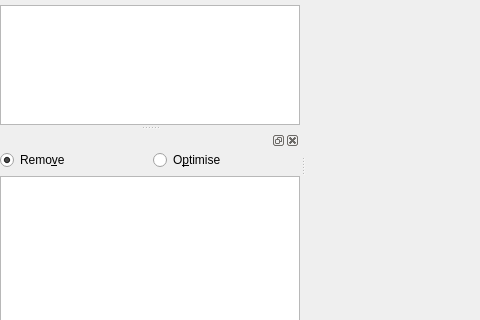
The window that VolumeRenderer/mainwindow.ui (luosz/volume-visualiser) describes before a commit, drawn with Qt 5; both pictures show x 0 to 480 and y 202 to 522 of the 1210 by 720 pixel window.
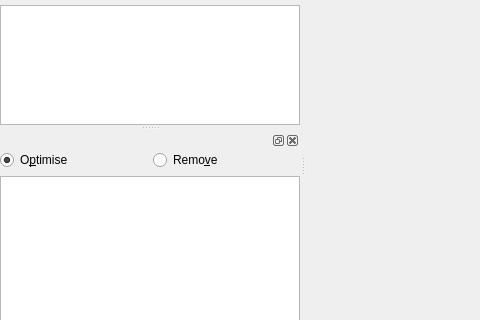
The same window after the commit.

Commit message: update optimise for colour

Diff of the .ui file:
```diff
--- a/VolumeRenderer/mainwindow.ui
+++ b/VolumeRenderer/mainwindow.ui
@@ -336,9 +336,9 @@
           <number>0</number>
          </property>
          <item>
-          <widget class="QRadioButton" name="radioButton_remove">
+          <widget class="QRadioButton" name="radioButton_optimise">
            <property name="text">
-            <string>Remo&amp;ve</string>
+            <string>O&amp;ptimise</string>
            </property>
            <property name="checked">
             <bool>true</bool>
@@ -346,9 +346,9 @@
           </widget>
          </item>
          <item>
-          <widget class="QRadioButton" name="radioButton_optimise">
+          <widget class="QRadioButton" name="radioButton_remove">
            <property name="text">
-            <string>O&amp;ptimise</string>
+            <string>Remo&amp;ve</string>
            </property>
            <property name="checked">
             <bool>false</bool>
```
The commit also changes 2 other files.
